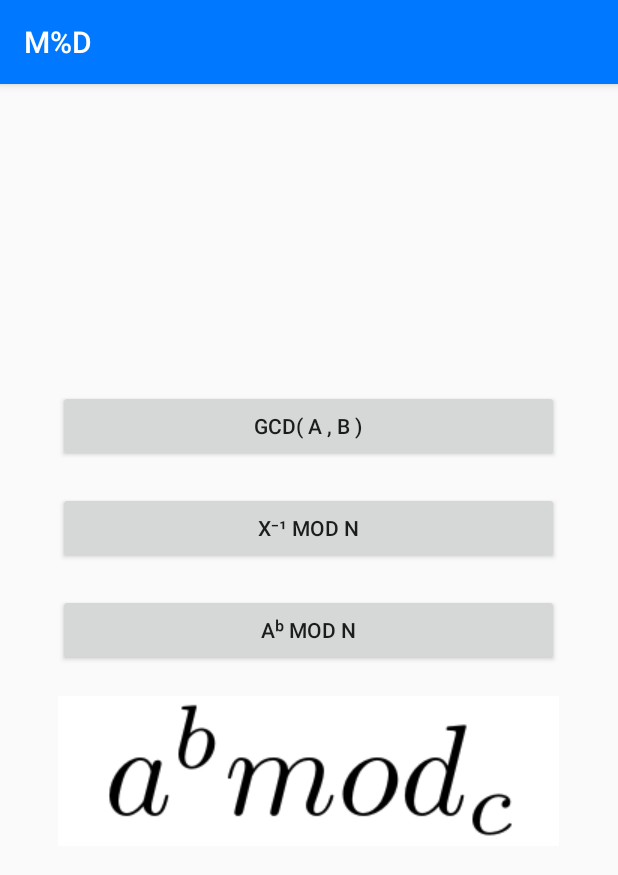
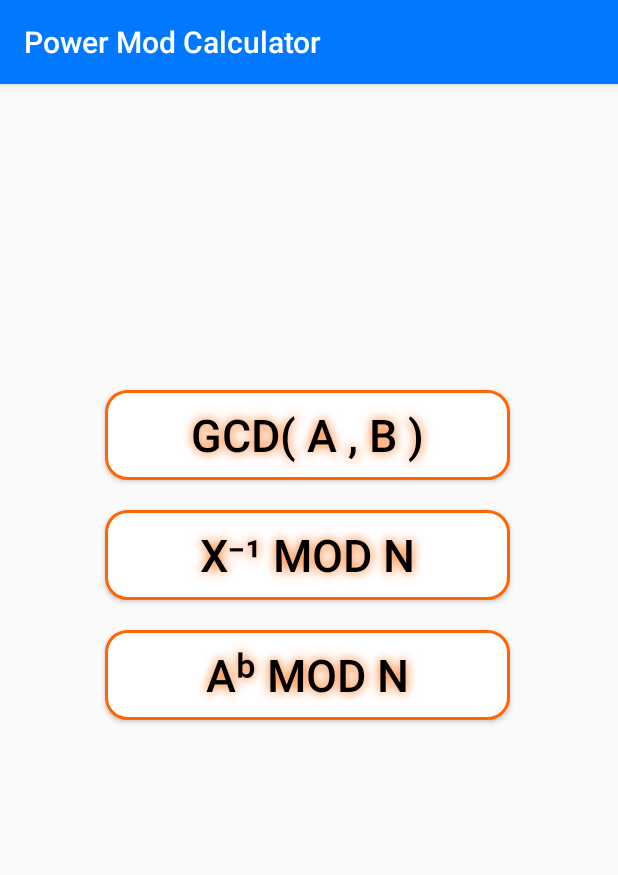
Before and after one commit to XaviSanta/PowerModCalculator-App, an Android app: the screen it shows after launch (MainActivity), on a phone screen of 412 x 824 dp. Shown: the top 875 px of the screen. Run offline under Robolectric (Android 15) with nearby library versions, the phone set to English and light mode, and no system bars.

Commit message:
better looking

```diff
--- /dev/null
+++ b/src/main/res/drawable/button_shape.xml
@@ -0,0 +1,23 @@
+<?xml version="1.0" encoding="utf-8"?>
+<shape xmlns:android="http://schemas.android.com/apk/res/android" android:shape="rectangle" >
+    <corners
+        android:radius="14dp"
+        />
+    <solid
+        android:color="#FFFFFF"
+        />
+    <padding
+        android:left="0dp"
+        android:top="0dp"
+        android:right="0dp"
+        android:bottom="0dp"
+        />
+    <size
+        android:width="270dp"
+        android:height="60dp"
+        />
+    <stroke
+        android:width="2dp"
+        android:color="#fd6600"
+        />
+</shape>
--- a/src/main/res/layout/activity_main.xml
+++ b/src/main/res/layout/activity_main.xml
@@ -8,8 +8,6 @@
 
     <Button
         android:id="@+id/button6"
-        android:layout_width="334dp"
-        android:layout_height="wrap_content"
         android:layout_marginStart="8dp"
         android:layout_marginLeft="8dp"
         android:layout_marginTop="204dp"
@@ -20,12 +18,20 @@
         app:layout_constraintEnd_toEndOf="parent"
         app:layout_constraintHorizontal_bias="0.491"
         app:layout_constraintStart_toStartOf="parent"
-        app:layout_constraintTop_toTopOf="parent" />
+        app:layout_constraintTop_toTopOf="parent"
+        android:textColor="#000000"
+        android:textSize="30sp"
+
+        android:layout_width="270dp"
+        android:layout_height="60dp"
+        android:background="@drawable/button_shape"
+        android:shadowColor="#fd6600"
+        android:shadowDx="0"
+        android:shadowDy="0"
+        android:shadowRadius="8"/>
 
     <Button
         android:id="@+id/button4"
-        android:layout_width="334dp"
-        android:layout_height="wrap_content"
         android:layout_marginStart="8dp"
         android:layout_marginLeft="8dp"
         android:layout_marginTop="20dp"
@@ -36,37 +42,45 @@
         app:layout_constraintEnd_toEndOf="parent"
         app:layout_constraintHorizontal_bias="0.491"
         app:layout_constraintStart_toStartOf="parent"
-        app:layout_constraintTop_toBottomOf="@+id/button6" />
+        app:layout_constraintTop_toBottomOf="@+id/button6"
+
+        android:textColor="#000000"
+        android:textSize="30sp"
+
+        android:layout_width="270dp"
+        android:layout_height="60dp"
+        android:background="@drawable/button_shape"
+        android:shadowColor="#fd6600"
+        android:shadowDx="0"
+        android:shadowDy="0"
+        android:shadowRadius="8"/>
 
     <Button
         android:id="@+id/button5"
-        android:layout_width="334dp"
-        android:layout_height="wrap_content"
         android:layout_marginStart="8dp"
         android:layout_marginLeft="8dp"
         android:layout_marginTop="20dp"
         android:layout_marginEnd="8dp"
         android:layout_marginRight="8dp"
         android:onClick="powerMod"
-        android:text="aᵇ mod n"
         app:layout_constraintEnd_toEndOf="parent"
         app:layout_constraintHorizontal_bias="0.491"
         app:layout_constraintStart_toStartOf="parent"
-        app:layout_constraintTop_toBottomOf="@+id/button4" />
+        app:layout_constraintTop_toBottomOf="@+id/button4"
 
-    <ImageButton
-        android:layout_width="334dp"
-        android:layout_height="wrap_content"
-        android:layout_marginStart="8dp"
-        android:layout_marginLeft="8dp"
-        android:layout_marginTop="20dp"
-        android:layout_marginEnd="8dp"
-        android:layout_marginRight="8dp"
-        android:background="@android:color/white"
-        android:src="@drawable/mod"
-        app:layout_constraintEnd_toEndOf="parent"
-        app:layout_constraintHorizontal_bias="0.491"
-        app:layout_constraintStart_toStartOf="parent"
-        app:layout_constraintTop_toBottomOf="@+id/button5"
-        android:onClick="powerMod"/>
+        android:text="aᵇ mod n"
+        android:textColor="#000000"
+        android:textSize="30sp"
+
+        android:layout_width="270dp"
+        android:layout_height="60dp"
+        android:background="@drawable/button_shape"
+        android:shadowColor="#fd6600"
+        android:shadowDx="0"
+        android:shadowDy="0"
+        android:shadowRadius="8"
+        />
+
+
+
 </android.support.constraint.ConstraintLayout>
--- a/src/main/res/values/strings.xml
+++ b/src/main/res/values/strings.xml
@@ -1,3 +1,3 @@
 <resources>
-    <string name="app_name">M%D</string>
+    <string name="app_name">Power Mod Calculator</string>
 </resources>
```
Also changed, not shown: src/main/java/com/santa/xavi/gcd/PowerMod.java (+59 -5 lines), src/main/res/drawable/button_shape_2.xml (added, +23 -0 lines), src/main/res/layout/activity_euclidean.xml (+30 -3 lines), src/main/res/layout/activity_inverse.xml (+18 -2 lines), src/main/res/layout/activity_power_mod.xml (+18 -2 lines).
